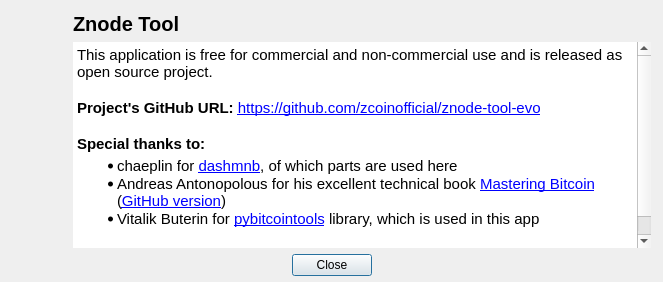
Bertrand256/dash-masternode-tool, file src/ui/ui_about_dlg.ui: the form before one commit.
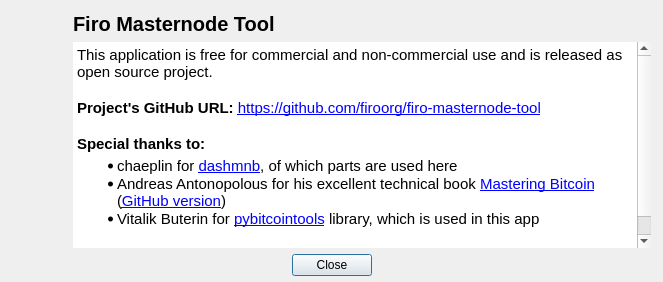
The form after the commit.

Commit message:
Rebranding from znode to firo/masternode (#14)
* Rebranding from znode-tool to firo-masternode-tool

```diff
--- a/src/ui/ui_about_dlg.ui
+++ b/src/ui/ui_about_dlg.ui
@@ -110,7 +110,7 @@
            </font>
           </property>
           <property name="text">
-           <string>Znode Tool</string>
+           <string>Firo Masternode Tool</string>
           </property>
          </widget>
         </item>
@@ -134,7 +134,7 @@
 &lt;/style&gt;&lt;/head&gt;&lt;body style=&quot; font-family:'Arial'; font-size:13pt; font-weight:400; font-style:normal;&quot;&gt;
 &lt;p style=&quot; margin-top:0px; margin-bottom:0px; margin-left:0px; margin-right:0px; -qt-block-indent:0; text-indent:0px;&quot;&gt;&lt;span style=&quot; font-size:11pt;&quot;&gt;This application is free for commercial and non-commercial use and is released as open source project.&lt;/span&gt;&lt;/p&gt;
 &lt;p style=&quot; margin-top:0px; margin-bottom:0px; margin-left:0px; margin-right:0px; -qt-block-indent:0; text-indent:0px;&quot;&gt;&lt;span style=&quot; font-size:11pt;&quot;&gt; &lt;/span&gt;&lt;/p&gt;
-&lt;p style=&quot; margin-top:0px; margin-bottom:0px; margin-left:0px; margin-right:0px; -qt-block-indent:0; text-indent:0px;&quot;&gt;&lt;span style=&quot; font-size:11pt; font-weight:600;&quot;&gt;Project's GitHub URL:&lt;/span&gt;&lt;span style=&quot; font-size:11pt;&quot;&gt; &lt;/span&gt;&lt;a href=&quot;https://github.com/zcoinofficial/znode-tool-evo&quot;&gt;&lt;span style=&quot; font-size:11pt; text-decoration: underline; color:#0000ff;&quot;&gt;https://github.com/zcoinofficial/znode-tool-evo&lt;/span&gt;&lt;/a&gt;&lt;span style=&quot; font-size:11pt;&quot;&gt; &lt;/span&gt;&lt;/p&gt;
+&lt;p style=&quot; margin-top:0px; margin-bottom:0px; margin-left:0px; margin-right:0px; -qt-block-indent:0; text-indent:0px;&quot;&gt;&lt;span style=&quot; font-size:11pt; font-weight:600;&quot;&gt;Project's GitHub URL:&lt;/span&gt;&lt;span style=&quot; font-size:11pt;&quot;&gt; &lt;/span&gt;&lt;a href=&quot;https://github.com/firoorg/firo-masternode-tool&quot;&gt;&lt;span style=&quot; font-size:11pt; text-decoration: underline; color:#0000ff;&quot;&gt;https://github.com/firoorg/firo-masternode-tool&lt;/span&gt;&lt;/a&gt;&lt;span style=&quot; font-size:11pt;&quot;&gt; &lt;/span&gt;&lt;/p&gt;
 &lt;p style=&quot;-qt-paragraph-type:empty; margin-top:0px; margin-bottom:0px; margin-left:0px; margin-right:0px; -qt-block-indent:0; text-indent:0px; font-size:11pt;&quot;&gt;&lt;br /&gt;&lt;/p&gt;
 &lt;p style=&quot; margin-top:0px; margin-bottom:0px; margin-left:0px; margin-right:0px; -qt-block-indent:0; text-indent:0px;&quot;&gt;&lt;span style=&quot; font-size:11pt; font-weight:600;&quot;&gt;Special thanks to:&lt;/span&gt;&lt;/p&gt;
 &lt;ul style=&quot;margin-top: 0px; margin-bottom: 0px; margin-left: 0px; margin-right: 0px; -qt-list-indent: 1;&quot;&gt;&lt;li style=&quot; font-size:11pt;&quot; style=&quot; margin-top:4px; margin-bottom:0px; margin-left:0px; margin-right:0px; -qt-block-indent:0; text-indent:0px;&quot;&gt;chaeplin for &lt;a href=&quot;https://github.com/chaeplin/dashmnb&quot;&gt;&lt;span style=&quot; text-decoration: underline; color:#0000ff;&quot;&gt;dashmnb&lt;/span&gt;&lt;/a&gt;, of which parts are used here&lt;/li&gt;
```
The commit also changes 36 other files.
